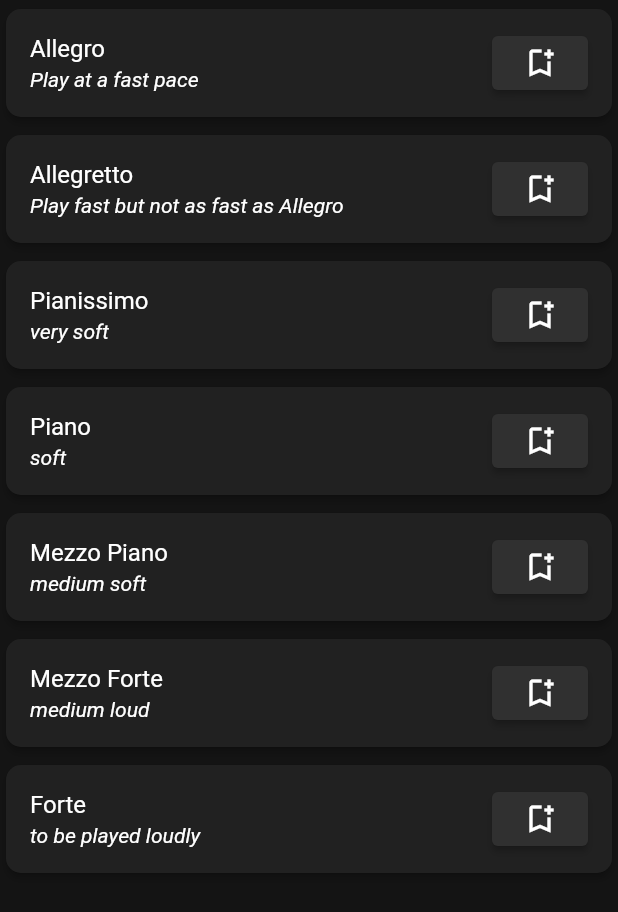
After one commit to itcodehery/Flutter-CodeMaiden, a Flutter app: the Home screen opened directly, on a phone screen of 412 x 824 dp. The commit adds this screen. Shown: the top 912 px of the screen. Run offline on Flutter 3.47's test engine with Material 2 defaults, Android fonts, the phone set to English and light mode, and no system bars; our stand-ins replace get, shared_preferences; missing offline and left inert: material3_layout; accounts and stored records are empty.

Commit message:
Made pretty significant changes

```diff
--- /dev/null
+++ b/musidict/lib/home.dart
@@ -0,0 +1,76 @@
+import 'package:flutter/material.dart';
+import 'package:musidict/main.dart';
+
+class Home extends StatefulWidget {
+  const Home({Key? key}) : super(key: key);
+
+  @override
+  HomeState createState() => HomeState();
+}
+
+class HomeState extends State<Home> {
+  String titleText = '', subtitleText = '';
+  var savedEntries = <String, String>{};
+
+  Widget createCard(String titletext, String subtitletext) {
+    return Column(children: [
+      const SizedBox(height: 2),
+      Card(
+          color: Colors.grey[900],
+          shape: RoundedRectangleBorder(
+            borderRadius: BorderRadius.circular(10),
+          ),
+          elevation: 2,
+          child: Column(
+            crossAxisAlignment: CrossAxisAlignment.start,
+            mainAxisAlignment: MainAxisAlignment.spaceEvenly,
+            children: [
+              ListTile(
+                title: Text(titletext),
+                subtitle: Text(subtitletext),
+                textColor: Colors.white,
+                subtitleTextStyle: const TextStyle(
+                    fontStyle: FontStyle.italic, color: Colors.grey),
+                trailing: ElevatedButton(
+                    onPressed: () {
+                      var saved = {titleText: subtitleText};
+                      savedEntries.addEntries(saved.entries);
+                    },
+                    style: ButtonStyle(
+                        backgroundColor:
+                            MaterialStatePropertyAll(Colors.grey[850]),
+                        padding: const MaterialStatePropertyAll(
+                          EdgeInsets.fromLTRB(2, 0, 2, 0),
+                        )),
+                    child: const Icon(Icons.bookmark_add_outlined)),
+              ),
+            ],
+          )),
+      const SizedBox(height: 2),
+    ]);
+  }
+
+  var dictionary = <String, String>{
+    "Allegro": "Play at a fast pace",
+    "Allegretto": "Play fast but not as fast as Allegro",
+    "Pianissimo": "very soft",
+    "Piano": "soft",
+    "Mezzo Piano": "medium soft",
+    "Mezzo Forte": "medium loud",
+    "Forte": "to be played loudly"
+  };
+
+  @override
+  Widget build(BuildContext context) {
+    return Scaffold(
+        floatingActionButtonLocation: FloatingActionButtonLocation
+            .endFloat, //floating button location is above the navigation bar
+
+        body: ListView(
+          children: <Widget>[
+            for (var value in dictionary.entries)
+              createCard(value.key, value.value)
+          ],
+        ));
+  }
+}
```
Also changed, not shown: musidict/lib/library.dart (added, +62 -0 lines), musidict/lib/main.dart (+29 -145 lines).
